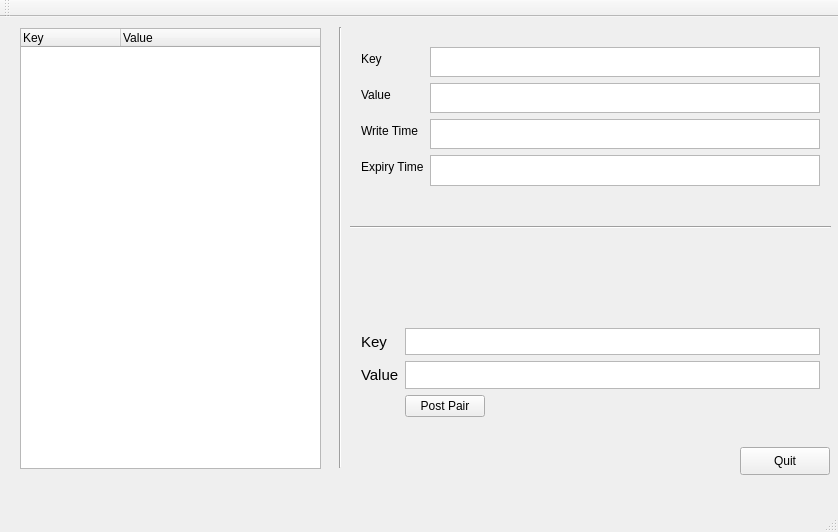
This is pair_view_main_window.ui in ksatyaki/PairView as Qt 5 draws it before an edit. The edited form follows.
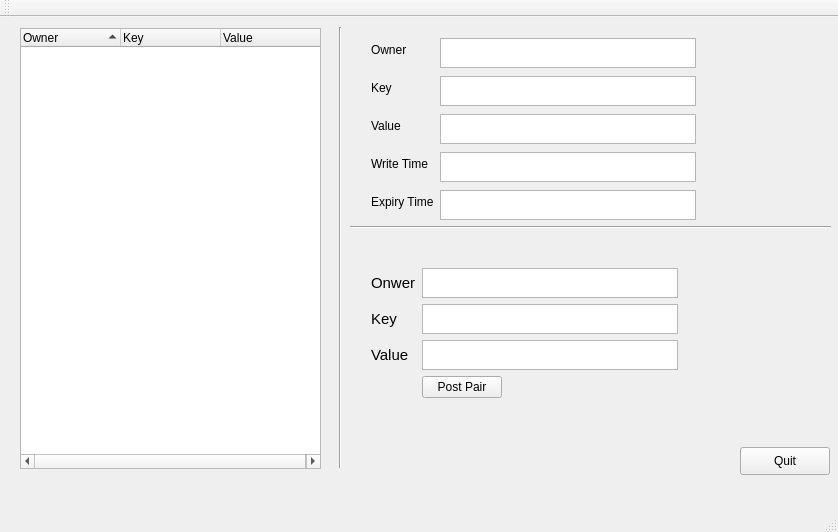
This is the edited form.

Patch:
```diff
--- a/pair_view_main_window.ui
+++ b/pair_view_main_window.ui
@@ -37,8 +37,19 @@
      </rect>
     </property>
     <property name="indentation">
-     <number>12</number>
+     <number>15</number>
     </property>
+    <property name="uniformRowHeights">
+     <bool>true</bool>
+    </property>
+    <property name="sortingEnabled">
+     <bool>true</bool>
+    </property>
+    <column>
+     <property name="text">
+      <string>Owner</string>
+     </property>
+    </column>
     <column>
      <property name="text">
       <string>Key</string>
@@ -63,116 +74,139 @@
      <enum>Qt::Vertical</enum>
     </property>
    </widget>
-   <widget class="QWidget" name="formLayoutWidget">
-    <property name="geometry">
-     <rect>
-      <x>350</x>
-      <y>300</y>
-      <width>481</width>
-      <height>111</height>
-     </rect>
-    </property>
-    <layout class="QFormLayout" name="postPairForm">
-     <property name="fieldGrowthPolicy">
-      <enum>QFormLayout::AllNonFixedFieldsGrow</enum>
-     </property>
-     <item row="1" column="0">
-      <widget class="QLabel" name="postPairKeyLabel">
-       <property name="font">
-        <font>
-         <pointsize>11</pointsize>
-        </font>
-       </property>
-       <property name="text">
-        <string>Key</string>
-       </property>
-      </widget>
-     </item>
-     <item row="1" column="1">
-      <widget class="QTextEdit" name="postPairKey"/>
-     </item>
-     <item row="2" column="0">
-      <widget class="QLabel" name="postPairValueLabel">
-       <property name="font">
-        <font>
-         <pointsize>11</pointsize>
-        </font>
-       </property>
-       <property name="text">
-        <string>Value</string>
-       </property>
-      </widget>
-     </item>
-     <item row="2" column="1">
-      <widget class="QTextEdit" name="postPairValue"/>
-     </item>
-     <item row="3" column="1">
-      <widget class="QPushButton" name="postPairButton">
-       <property name="sizePolicy">
-        <sizepolicy hsizetype="Fixed" vsizetype="Fixed">
-         <horstretch>0</horstretch>
-         <verstretch>0</verstretch>
-        </sizepolicy>
-       </property>
-       <property name="text">
-        <string>Post Pair</string>
-       </property>
-      </widget>
-     </item>
-    </layout>
-   </widget>
    <widget class="QWidget" name="formLayoutWidget_2">
     <property name="geometry">
      <rect>
-      <x>350</x>
-      <y>19</y>
-      <width>481</width>
-      <height>161</height>
+      <x>360</x>
+      <y>10</y>
+      <width>471</width>
+      <height>201</height>
      </rect>
     </property>
     <layout class="QFormLayout" name="displayLayout">
+     <property name="sizeConstraint">
+      <enum>QLayout::SetFixedSize</enum>
+     </property>
      <property name="fieldGrowthPolicy">
       <enum>QFormLayout::AllNonFixedFieldsGrow</enum>
      </property>
-     <item row="0" column="0">
+     <property name="verticalSpacing">
+      <number>8</number>
+     </property>
+     <item row="1" column="0">
+      <widget class="QLabel" name="ownerDisplayLabel">
+       <property name="text">
+        <string>Owner</string>
+       </property>
+      </widget>
+     </item>
+     <item row="2" column="0">
       <widget class="QLabel" name="keyDisplayLabel">
        <property name="text">
         <string>Key</string>
        </property>
       </widget>
      </item>
-     <item row="1" column="0">
+     <item row="3" column="0">
       <widget class="QLabel" name="valueDisplayLabel">
        <property name="text">
         <string>Value</string>
        </property>
       </widget>
      </item>
-     <item row="2" column="0">
+     <item row="4" column="0">
       <widget class="QLabel" name="writeTimeDisplayLabel">
        <property name="text">
         <string>Write Time</string>
        </property>
       </widget>
      </item>
-     <item row="0" column="1">
-      <widget class="QTextBrowser" name="keyDisplay"/>
-     </item>
-     <item row="1" column="1">
-      <widget class="QTextBrowser" name="valueDisplay"/>
-     </item>
-     <item row="2" column="1">
-      <widget class="QTextBrowser" name="writeTimeDisplay"/>
-     </item>
-     <item row="3" column="0">
+     <item row="5" column="0">
       <widget class="QLabel" name="expiryTimeDisplayLabel">
        <property name="text">
         <string>Expiry Time</string>
        </property>
       </widget>
      </item>
+     <item row="1" column="1">
+      <widget class="QTextBrowser" name="ownerDisplay">
+       <property name="sizePolicy">
+        <sizepolicy hsizetype="Expanding" vsizetype="Fixed">
+         <horstretch>0</horstretch>
+         <verstretch>0</verstretch>
+        </sizepolicy>
+       </property>
+       <property name="maximumSize">
+        <size>
+         <width>600</width>
+         <height>30</height>
+        </size>
+       </property>
+      </widget>
+     </item>
+     <item row="5" column="1">
+      <widget class="QTextBrowser" name="expiryTimeDisplay">
+       <property name="sizePolicy">
+        <sizepolicy hsizetype="Expanding" vsizetype="Fixed">
+         <horstretch>0</horstretch>
+         <verstretch>0</verstretch>
+        </sizepolicy>
+       </property>
+       <property name="maximumSize">
+        <size>
+         <width>600</width>
+         <height>30</height>
+        </size>
+       </property>
+      </widget>
+     </item>
      <item row="3" column="1">
-      <widget class="QTextBrowser" name="expiryTimeDisplay"/>
+      <widget class="QTextBrowser" name="valueDisplay">
+       <property name="sizePolicy">
+        <sizepolicy hsizetype="Expanding" vsizetype="Fixed">
+         <horstretch>0</horstretch>
+         <verstretch>0</verstretch>
+        </sizepolicy>
+       </property>
+       <property name="maximumSize">
+        <size>
+         <width>600</width>
+         <height>30</height>
+        </size>
+       </property>
+      </widget>
+     </item>
+     <item row="2" column="1">
+      <widget class="QTextBrowser" name="keyDisplay">
+       <property name="sizePolicy">
+        <sizepolicy hsizetype="Expanding" vsizetype="Fixed">
+         <horstretch>0</horstretch>
+         <verstretch>0</verstretch>
+        </sizepolicy>
+       </property>
+       <property name="maximumSize">
+        <size>
+         <width>600</width>
+         <height>30</height>
+        </size>
+       </property>
+      </widget>
+     </item>
+     <item row="4" column="1">
+      <widget class="QTextBrowser" name="writeTimeDisplay">
+       <property name="sizePolicy">
+        <sizepolicy hsizetype="Expanding" vsizetype="Fixed">
+         <horstretch>0</horstretch>
+         <verstretch>0</verstretch>
+        </sizepolicy>
+       </property>
+       <property name="maximumSize">
+        <size>
+         <width>600</width>
+         <height>30</height>
+        </size>
+       </property>
+      </widget>
      </item>
     </layout>
    </widget>
@@ -189,6 +223,121 @@
      <enum>Qt::Horizontal</enum>
     </property>
    </widget>
+   <widget class="QWidget" name="formLayoutWidget">
+    <property name="geometry">
+     <rect>
+      <x>360</x>
+      <y>240</y>
+      <width>451</width>
+      <height>151</height>
+     </rect>
+    </property>
+    <layout class="QFormLayout" name="postPairForm">
+     <property name="sizeConstraint">
+      <enum>QLayout::SetFixedSize</enum>
+     </property>
+     <property name="fieldGrowthPolicy">
+      <enum>QFormLayout::AllNonFixedFieldsGrow</enum>
+     </property>
+     <item row="2" column="0">
+      <widget class="QLabel" name="postPairKeyLabel">
+       <property name="font">
+        <font>
+         <pointsize>11</pointsize>
+        </font>
+       </property>
+       <property name="text">
+        <string>Key</string>
+       </property>
+      </widget>
+     </item>
+     <item row="3" column="0">
+      <widget class="QLabel" name="postPairValueLabel">
+       <property name="font">
+        <font>
+         <pointsize>11</pointsize>
+        </font>
+       </property>
+       <property name="text">
+        <string>Value</string>
+       </property>
+      </widget>
+     </item>
+     <item row="4" column="1">
+      <widget class="QPushButton" name="postPairButton">
+       <property name="sizePolicy">
+        <sizepolicy hsizetype="Fixed" vsizetype="Fixed">
+         <horstretch>0</horstretch>
+         <verstretch>0</verstretch>
+        </sizepolicy>
+       </property>
+       <property name="text">
+        <string>Post Pair</string>
+       </property>
+      </widget>
+     </item>
+     <item row="1" column="0">
+      <widget class="QLabel" name="postPairOwnerLabel">
+       <property name="font">
+        <font>
+         <pointsize>11</pointsize>
+        </font>
+       </property>
+       <property name="text">
+        <string>Onwer</string>
+       </property>
+      </widget>
+     </item>
+     <item row="2" column="1">
+      <widget class="QTextEdit" name="postPairKey">
+       <property name="sizePolicy">
+        <sizepolicy hsizetype="Expanding" vsizetype="Fixed">
+         <horstretch>0</horstretch>
+         <verstretch>0</verstretch>
+        </sizepolicy>
+       </property>
+       <property name="maximumSize">
+        <size>
+         <width>600</width>
+         <height>30</height>
+        </size>
+       </property>
+      </widget>
+     </item>
+     <item row="3" column="1">
+      <widget class="QTextEdit" name="postPairValue">
+       <property name="sizePolicy">
+        <sizepolicy hsizetype="Expanding" vsizetype="Fixed">
+         <horstretch>0</horstretch>
+         <verstretch>0</verstretch>
+        </sizepolicy>
+       </property>
+       <property name="maximumSize">
+        <size>
+         <width>600</width>
+         <height>30</height>
+        </size>
+       </property>
+      </widget>
+     </item>
+     <item row="1" column="1">
+      <widget class="QTextEdit" name="postPairOwner">
+       <property name="sizePolicy">
+        <sizepolicy hsizetype="Expanding" vsizetype="Fixed">
+         <horstretch>0</horstretch>
+         <verstretch>0</verstretch>
+        </sizepolicy>
+       </property>
+       <property name="maximumSize">
+        <size>
+         <width>600</width>
+         <height>30</height>
+        </size>
+       </property>
+      </widget>
+     </item>
+    </layout>
+   </widget>
   </widget>
   <widget class="QToolBar" name="mainToolBar">
    <attribute name="toolBarArea">
```
